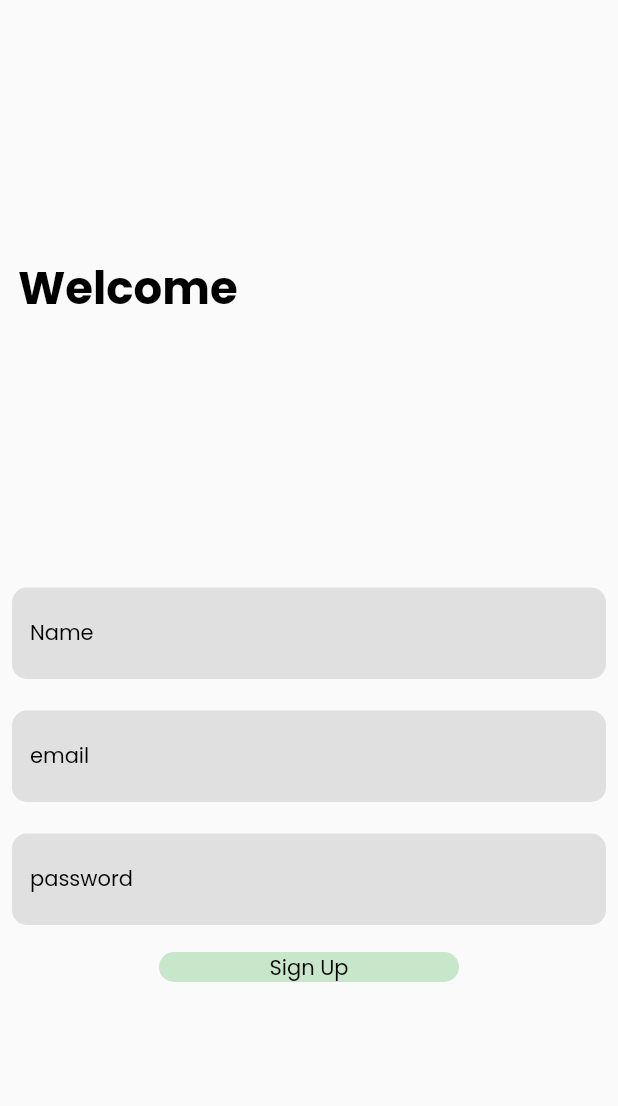
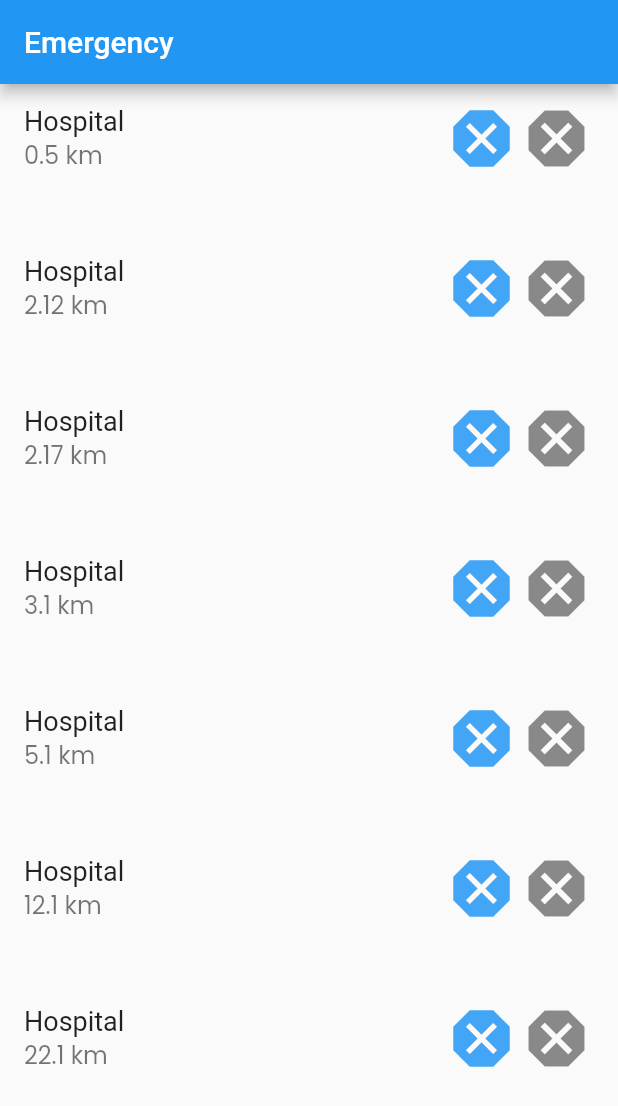
Before and after one commit to MoeYasir/patients_app, a Flutter app: the screen it shows after launch, on a phone screen of 412 x 824 dp. Shown: the top 1106 px of the screen. Run offline on Flutter 3.47's test engine with Material 2 defaults, Android fonts, the phone set to English and light mode, and no system bars; our stand-ins replace google_fonts.

Commit message:
major changes

```diff
--- /dev/null
+++ b/lib/data/hospital.dart
@@ -0,0 +1,18 @@
+import 'package:patient_app/domain/entites/hospital_data.dart';
+
+class HospitalData {
+  List<Hospital> getEmergencyHospitals(double patientLocation) {
+    return [
+      Hospital(name: "Hospital", location: 2.1, hasEmergency: false, hasICU: true, hasAmbulance: true),
+      Hospital(name: "Hospital", location: 5.1, hasEmergency: true, hasICU: false, hasAmbulance: true),
+      Hospital(name: "Hospital", location: 1.1, hasEmergency: false, hasICU: true, hasAmbulance: true),
+      Hospital(name: "Hospital", location: 3.1, hasEmergency: true, hasICU: true, hasAmbulance: true),
+      Hospital(name: "Hospital", location: 22.1, hasEmergency: true, hasICU: false, hasAmbulance: false),
+      Hospital(name: "Hospital", location: 12.1, hasEmergency: true, hasICU: true, hasAmbulance: true),
+      Hospital(name: "Hospital", location: 0.5, hasEmergency: true, hasICU: true, hasAmbulance: false),
+      Hospital(name: "Hospital", location: 2.0, hasEmergency: false, hasICU: true, hasAmbulance: true),
+      Hospital(name: "Hospital", location: 2.12, hasEmergency: true, hasICU: false, hasAmbulance: true),
+      Hospital(name: "Hospital", location: 2.17, hasEmergency: true, hasICU: true, hasAmbulance: false),
+    ]..removeWhere((hospital) => hospital.hasEmergency == false)..sort((a,b) => a.location.compareTo(b.location));
+  }
+}
--- /dev/null
+++ b/lib/domain/entites/hospital_data.dart
@@ -0,0 +1,14 @@
+class Hospital {
+  final String name;
+  final double location;
+  final bool hasEmergency;
+  final bool hasICU;
+  final bool hasAmbulance;
+
+  Hospital(
+      {required this.name,
+      required this.location,
+      required this.hasEmergency,
+      required this.hasICU,
+      required this.hasAmbulance});
+}
--- a/lib/main.dart
+++ b/lib/main.dart
@@ -1,6 +1,7 @@
 import 'package:flutter/material.dart';
 import 'package:google_fonts/google_fonts.dart';
-import 'package:patient_app/pages/home_page.dart';
+import 'package:patient_app/presentation/pages/emergency_page.dart';
+import 'package:patient_app/presentation/pages/home_page.dart';
 
 void main() {
   runApp(const MyApp());
@@ -23,6 +24,7 @@ class MyApp extends StatelessWidget {
               // bodyText2: GoogleFonts.poppins().copyWith(color: Color(0xffF8ECD1)),
             ),
             primaryIconTheme: const IconThemeData(color: Colors.black)),
-        home: HomePage());
+        home: EmergencyPage()
+    );
   }
 }
--- /dev/null
+++ b/lib/presentation/pages/emergency_page.dart
@@ -0,0 +1,27 @@
+import 'package:flutter/material.dart';
+import 'package:patient_app/data/hospital.dart';
+import 'package:patient_app/domain/entites/hospital_data.dart';
+import 'package:patient_app/presentation/widgets/hospital_list_item.dart';
+
+class EmergencyPage extends StatelessWidget {
+  EmergencyPage({Key? key}) : super(key: key);
+
+  final List<Hospital> hospitals = HospitalData().getEmergencyHospitals(5);
+
+  @override
+  Widget build(BuildContext context) {
+    return Scaffold(
+      appBar: AppBar(
+        title: Text("Emergency"),
+      ),
+      body: Container(
+        child: ListView.builder(
+          itemCount: hospitals.length,
+          itemBuilder: (context, index) => HospitalListItem(
+            hospital: hospitals[index],
+          ),
+        ),
+      ),
+    );
+  }
+}
--- /dev/null
+++ b/lib/presentation/widgets/custom_icon.dart
@@ -0,0 +1,18 @@
+import 'package:flutter/material.dart';
+
+class CustomIcon extends StatelessWidget {
+  final IconData icon;
+  final double size;
+  final bool available;
+
+  const CustomIcon({Key? key, required this.available, required this.icon, required this.size}) : super(key: key);
+
+  @override
+  Widget build(BuildContext context) {
+    return Icon(
+      icon,
+      color: available? Colors.blue[400] : Colors.blue[70],
+      size: size,
+    );
+  }
+}
--- /dev/null
+++ b/lib/presentation/widgets/hospital_list_item.dart
@@ -0,0 +1,53 @@
+import 'package:flutter/material.dart';
+import 'package:patient_app/domain/entites/hospital_data.dart';
+import 'package:patient_app/presentation/pages/hospital_overview_page.dart';
+
+import 'custom_icon.dart';
+
+class HospitalListItem extends StatelessWidget {
+
+  final Hospital hospital;
+  const HospitalListItem({Key? key, required this.hospital}) : super(key: key);
+
+  @override
+  Widget build(BuildContext context) {
+    return Container(
+      width: MediaQuery.of(context).size.width,
+      height: 100,
+      child: GestureDetector(
+        child: ListTile(
+          title: Text(
+            hospital.name,
+            style: TextStyle(fontSize: 18),
+          ),
+          subtitle: Text(
+            "${hospital.location} km",
+            style: TextStyle(fontSize: 16),
+          ),
+          trailing: Row(
+            mainAxisSize: MainAxisSize.min,
+            children: [
+              CustomIcon(
+                available: true,
+                icon: Icons.dangerous,
+                size: 50,
+              ),
+              CustomIcon(
+                available: false,
+                icon: Icons.dangerous,
+                size: 50,
+              ),
+            ],
+          ),
+        ),
+        onTap: () {
+          Navigator.of(context).push(
+            MaterialPageRoute(
+              builder: (context) => HospitalOverviewPage(),
+            ),
+          );
+        },
+      ),
+    );
+  }
+}
```
Also changed, not shown: lib/presentation/pages/hospital_overview_page.dart (added, +81 -0 lines), lib/presentation/widgets/custom_button.dart (added, +33 -0 lines), lib/presentation/pages/home_page.dart (renamed from lib/pages/home_page.dart).
